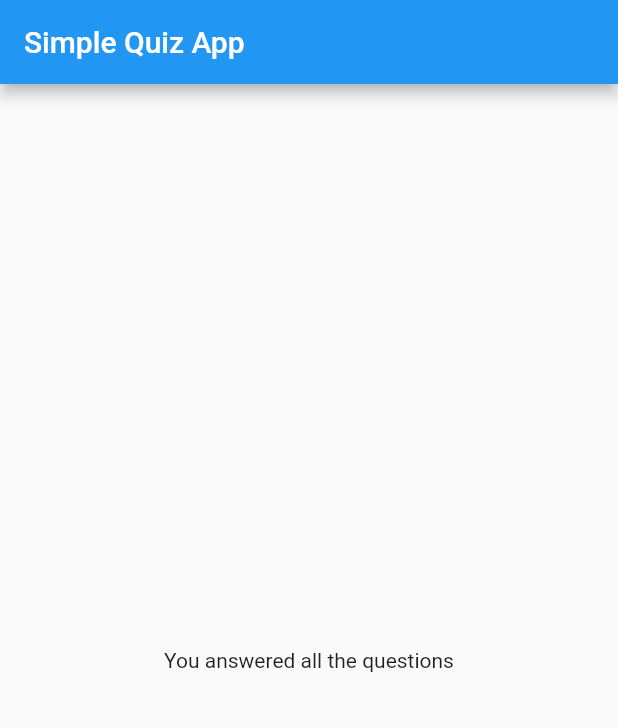
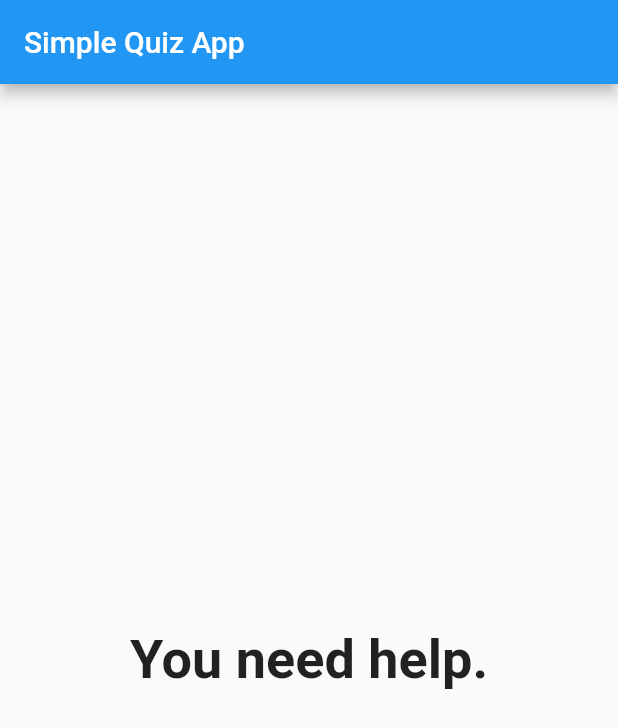
Before and after one commit to MattPerreault/flutter_quiz_app, a Flutter app: the screen it shows after launch, after a tap on "Red", after a tap on "Cat", after a tap on "Austin", on a phone screen of 412 x 824 dp. Shown: the top 728 px of the screen. Run offline on Flutter 3.47's test engine with Material 2 defaults, Android fonts, the phone set to English and light mode, and no system bars.

Commit message:
Format results

```diff
--- a/flutter_quiz_app/lib/main.dart
+++ b/flutter_quiz_app/lib/main.dart
@@ -67,7 +67,7 @@ class _MyAppState extends State<MyApp> {
                 answerQuestion: _answerQuestion,
                 questions: _questions,
                 questionIndex: _questionIndex)
-            : Result(),
+            : Result(_totalScore),
       ),
     );
   }
--- a/flutter_quiz_app/lib/result.dart
+++ b/flutter_quiz_app/lib/result.dart
@@ -1,10 +1,33 @@
 import 'package:flutter/material.dart';
 
 class Result extends StatelessWidget {
+  final int totalScore;
+  Result(this.totalScore);
+
+  String get resultPhrase {
+    var resultText;
+    if (totalScore <= 8) {
+      resultText = 'You are awesome!';
+    } else if (totalScore <= 12){
+      resultText = 'Ehh, I would have chosen some different answers.';
+    } else if( totalScore <= 16){
+      resultText = 'You need help.';
+    }
+
+    return resultText;
+  }
+
   @override
   Widget build(BuildContext context) {
     return Center(
-      child: Text('You answered all the questions'),
+      child: Text (
+        resultPhrase,
+        style: TextStyle(
+          fontSize: 36,
+          fontWeight: FontWeight.bold,
+        ),
+        textAlign: TextAlign.center,
+      ),
     );
   }
 }
```
